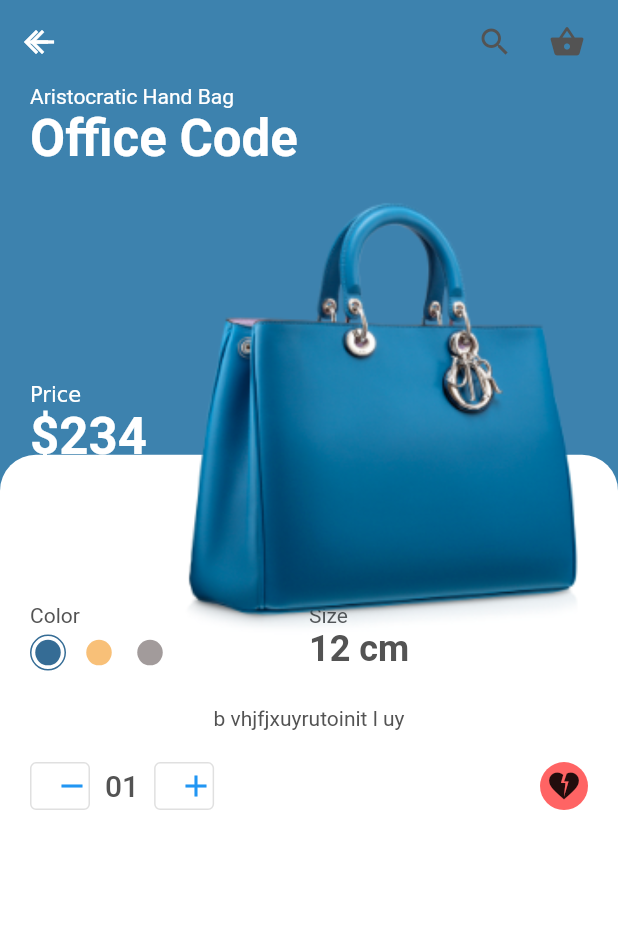
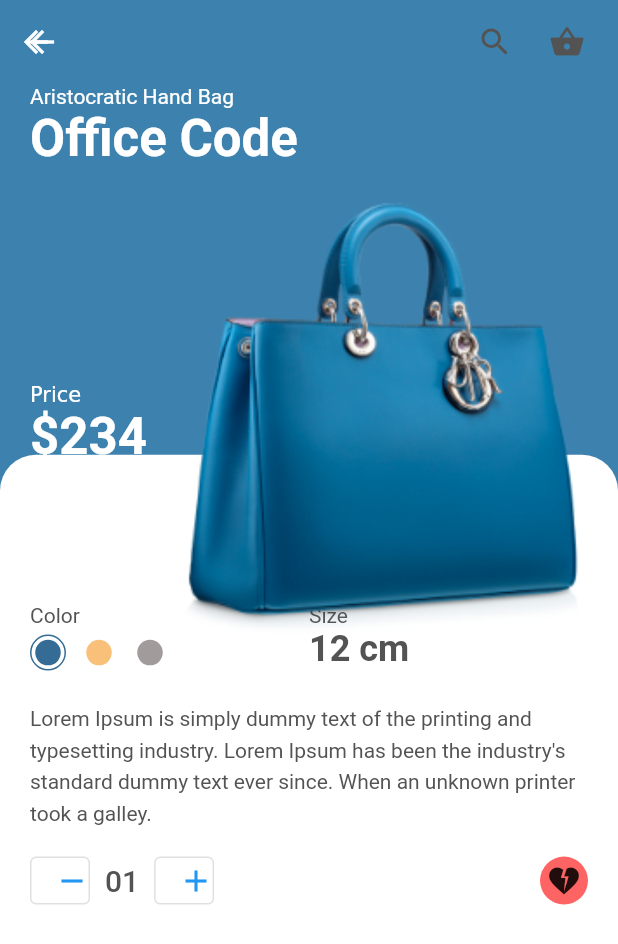
Before and after one commit to nataliiazabiiaka/study_06_10_22, a Flutter app: the screen it shows after launch, after a tap on "Office Code", on a phone screen of 412 x 824 dp. Shown: the top 944 px of the screen. Run offline on Flutter 3.47's test engine with Material 2 defaults, Android fonts, the phone set to English and light mode, and no system bars.

Commit message:
Added dummy text

```diff
--- a/lib/models/Product.dart
+++ /dev/null
@@ -1,27 +0,0 @@
-import 'package:flutter/material.dart';
-
-class Product {
- final String image, title, description;
- final int price, size, id;
- final Color color;
- Product(
-   this.id,
-   this.image,
-   this.title,
-   this.price,
-   this.description,
-   this.size,
-   this.color,
- );
-}
-
-const String dummyText = 'b vhjfjxuyrutoinit l uy';
-
-List<Product> products = [
-  Product(1, "assets/images/bag_1.png", "Office Code", 234, dummyText, 12, Color(0xFF3D82AE)),
-  Product(2, "assets/images/2.jpeg", "Belt Bag", 234, dummyText, 8, Color(0xFFD3A984)),
-  Product(3, "assets/images/3.jpeg", "Hang Top", 234, dummyText, 10, Color(0xFF989493)),
-  Product(4, "assets/images/4.jpeg", "Old Fashion", 234, dummyText, 11, Color(0xFFE6B398)),
-  Product(5, "assets/images/5.webp", "Office Code", 234, dummyText, 12, Color(0xFFFB7883)),
-  Product(6, "assets/images/6.jpeg", "Office Code", 234, dummyText, 12, Color(0xFFAEEAE)),
-];
--- /dev/null
+++ b/lib/models/product.dart
@@ -0,0 +1,35 @@
+import 'package:flutter/material.dart';
+
+class Product {
+  final String image, title, description;
+  final int price, size, id;
+  final Color color;
+
+  Product(
+    this.id,
+    this.image,
+    this.title,
+    this.price,
+    this.description,
+    this.size,
+    this.color,
+  );
+}
+
+const dummyText =
+    "Lorem Ipsum is simply dummy text of the printing and typesetting industry. Lorem Ipsum has been the industry's standard dummy text ever since. When an unknown printer took a galley.";
+
+List<Product> products = [
+  Product(1, 'assets/images/bag_1.png', 'Office Code', 234, dummyText, 12,
+      Color(0xFF3D82AE)),
+  Product(2, 'assets/images/2.jpeg', 'Belt Bag', 234, dummyText, 8,
+      Color(0xFFD3A984)),
+  Product(3, 'assets/images/3.jpeg', 'Hang Top', 234, dummyText, 10,
+      Color(0xFF989493)),
+  Product(4, 'assets/images/4.jpeg', 'Old Fashion', 234, dummyText, 11,
+      Color(0xFFE6B398)),
+  Product(5, 'assets/images/5.webp', 'Office Code', 234, dummyText, 12,
+      Color(0xFFFB7883)),
+  Product(6, 'assets/images/6.jpeg', 'Office Code', 234, dummyText, 12,
+      Color(0xFFAEEAE)),
+];
--- a/lib/screens/components/body.dart
+++ b/lib/screens/components/body.dart
@@ -1,6 +1,6 @@
 import 'package:flutter/material.dart';
 import 'package:study_06_10_22/constants.dart';
-import 'package:study_06_10_22/models/Product.dart';
+import 'package:study_06_10_22/models/product.dart';
 import 'package:study_06_10_22/screens/details/details_screen.dart';
 
 import 'categories.dart';
--- a/lib/screens/components/item_card.dart
+++ b/lib/screens/components/item_card.dart
@@ -1,6 +1,6 @@
 import 'package:flutter/material.dart';
 import 'package:study_06_10_22/constants.dart';
-import '../../models/Product.dart';
+import '../../models/product.dart';
 
 class ItemCard extends StatelessWidget {
   final Product product;
--- a/lib/screens/details/components/body.dart
+++ b/lib/screens/details/components/body.dart
@@ -1,6 +1,6 @@
 import 'package:flutter/material.dart';
 import 'package:study_06_10_22/constants.dart';
-import 'package:study_06_10_22/models/Product.dart';
+import 'package:study_06_10_22/models/product.dart';
 import 'package:study_06_10_22/screens/details/components/product_title_with_image.dart';
 
 import 'color_and_size.dart';
--- a/lib/screens/details/components/color_and_size.dart
+++ b/lib/screens/details/components/color_and_size.dart
@@ -1,6 +1,6 @@
 import 'package:flutter/material.dart';
 import '../../../constants.dart';
-import '../../../models/Product.dart';
+import '../../../models/product.dart';
 import 'body.dart';
 
 class ColorAndSize extends StatelessWidget {
--- a/lib/screens/details/components/description.dart
+++ b/lib/screens/details/components/description.dart
@@ -1,5 +1,5 @@
 import 'package:flutter/material.dart';
-import 'package:study_06_10_22/models/Product.dart';
+import 'package:study_06_10_22/models/product.dart';
 import '../../../constants.dart';
 
 class Description extends StatelessWidget{
--- a/lib/screens/details/components/product_title_with_image.dart
+++ b/lib/screens/details/components/product_title_with_image.dart
@@ -1,6 +1,6 @@
 import 'package:flutter/material.dart';
 import '../../../constants.dart';
-import '../../../models/Product.dart';
+import '../../../models/product.dart';
 
 class ProductTitleWithImage extends StatelessWidget {
 
--- a/lib/screens/details/details_screen.dart
+++ b/lib/screens/details/details_screen.dart
@@ -1,5 +1,5 @@
 import 'package:flutter/material.dart';
-import 'package:study_06_10_22/models/Product.dart';
+import 'package:study_06_10_22/models/product.dart';
 import 'package:study_06_10_22/screens/details/components/body.dart';
 
 import '../../constants.dart';
```
